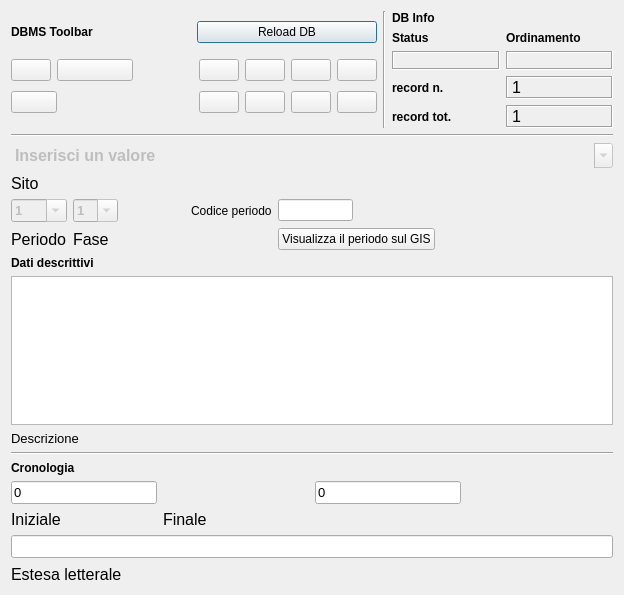
The window that pyarchinit/modules/gui/pyarchinit_Periodo_fase_ui.ui (mandoluca/pyarchinit_beta_test) describes before a commit, drawn with Qt 5.
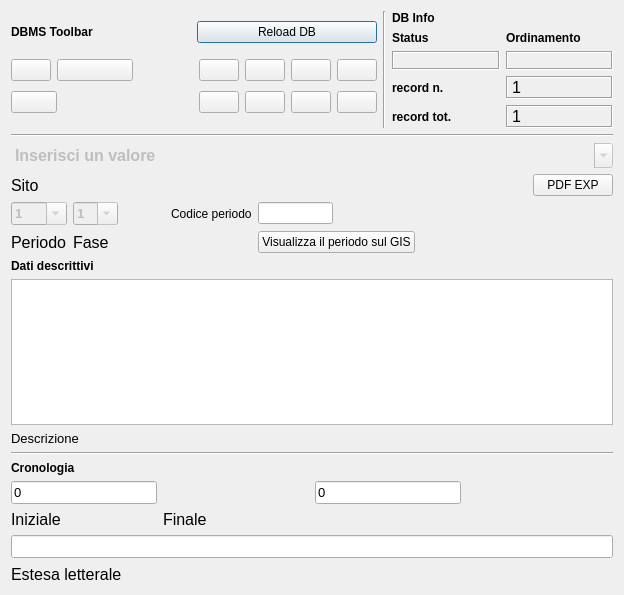
The same window after the commit. Icons and pictures are not drawn.

```diff
--- a/pyarchinit/modules/gui/pyarchinit_Periodo_fase_ui.ui
+++ b/pyarchinit/modules/gui/pyarchinit_Periodo_fase_ui.ui
@@ -865,6 +865,17 @@
            </property>
           </widget>
          </item>
+         <item row="3" column="7">
+          <widget class="QPushButton" name="pushButton_pdf_exp">
+           <property name="text">
+            <string>PDF EXP</string>
+           </property>
+           <property name="icon">
+            <iconset resource="resources.qrc">
+             <normaloff>:/images/pdf-icon.jpg</normaloff>:/images/pdf-icon.jpg</iconset>
+           </property>
+          </widget>
+         </item>
         </layout>
        </item>
       </layout>
```
